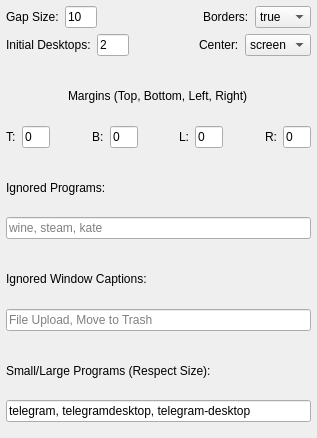
First picture: the form in contents/ui/config.ui, repository Jazqa/kwin-quarter-tiling, before the edit.
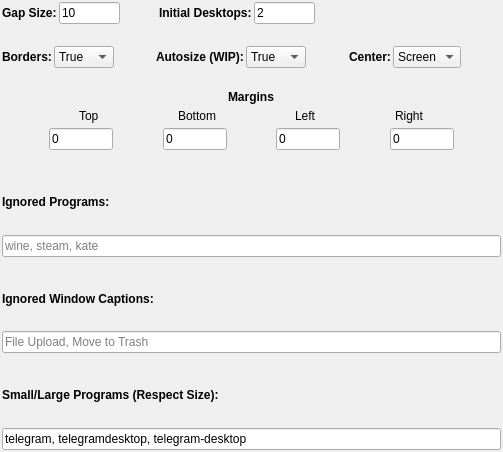
Second picture: the form after the edit.

Commit message: autosize option & new config ui

Patch:
```diff
--- a/contents/ui/config.ui
+++ b/contents/ui/config.ui
@@ -6,51 +6,57 @@
    <rect>
     <x>0</x>
     <y>0</y>
-    <width>317</width>
-    <height>438</height>
+    <width>503</width>
+    <height>452</height>
    </rect>
   </property>
+  <property name="sizePolicy">
+   <sizepolicy hsizetype="Expanding" vsizetype="Fixed">
+    <horstretch>0</horstretch>
+    <verstretch>0</verstretch>
+   </sizepolicy>
+  </property>
   <property name="windowTitle">
    <string>Quarter Tiling</string>
   </property>
   <layout class="QVBoxLayout" name="verticalLayout_2">
    <property name="spacing">
-    <number>6</number>
+    <number>2</number>
+   </property>
+   <property name="sizeConstraint">
+    <enum>QLayout::SetDefaultConstraint</enum>
    </property>
    <property name="leftMargin">
-    <number>6</number>
+    <number>2</number>
    </property>
    <property name="topMargin">
-    <number>6</number>
+    <number>2</number>
    </property>
    <property name="rightMargin">
-    <number>6</number>
+    <number>2</number>
    </property>
    <property name="bottomMargin">
-    <number>6</number>
+    <number>2</number>
    </property>
    <item>
-    <layout class="QVBoxLayout" name="verticalLayout_4">
+    <layout class="QVBoxLayout" name="verticalLayout">
+     <property name="topMargin">
+      <number>0</number>
+     </property>
      <item>
-      <layout class="QHBoxLayout" name="horizontalLayout_5">
+      <layout class="QHBoxLayout" name="horizontalLayout">
        <item>
         <widget class="QLabel" name="gapLabel">
          <property name="text">
-          <string>Gap Size:</string>
+          <string>&lt;b&gt;Gap Size:&lt;/b&gt;</string>
          </property>
         </widget>
        </item>
        <item>
         <widget class="QLineEdit" name="kcfg_gap">
-         <property name="minimumSize">
-          <size>
-           <width>32</width>
-           <height>0</height>
-          </size>
-         </property>
          <property name="maximumSize">
           <size>
-           <width>32</width>
+           <width>64</width>
            <height>16777215</height>
           </size>
          </property>
@@ -60,7 +66,7 @@
         </widget>
        </item>
        <item>
-        <spacer name="horizontalSpacer_7">
+        <spacer name="horizontalSpacer_3">
          <property name="orientation">
           <enum>Qt::Horizontal</enum>
          </property>
@@ -72,35 +78,10 @@
          </property>
         </spacer>
        </item>
-       <item>
-        <widget class="QLabel" name="noBordersLabel">
-         <property name="text">
-          <string>Borders:</string>
-         </property>
-        </widget>
-       </item>
-       <item>
-        <widget class="QComboBox" name="kcfg_noBorders">
-         <item>
-          <property name="text">
-           <string>true</string>
-          </property>
-         </item>
-         <item>
-          <property name="text">
-           <string>false</string>
-          </property>
-         </item>
-        </widget>
-       </item>
-      </layout>
-     </item>
-     <item>
-      <layout class="QHBoxLayout" name="horizontalLayout_7">
        <item>
         <widget class="QLabel" name="numDesksLabel">
          <property name="text">
-          <string>Initial Desktops:</string>
+          <string>&lt;b&gt;Initial Desktops:&lt;/b&gt;</string>
          </property>
         </widget>
        </item>
@@ -108,7 +89,7 @@
         <widget class="QLineEdit" name="kcfg_numDesks">
          <property name="maximumSize">
           <size>
-           <width>32</width>
+           <width>64</width>
            <height>16777215</height>
           </size>
          </property>
@@ -118,7 +99,7 @@
         </widget>
        </item>
        <item>
-        <spacer name="horizontalSpacer_6">
+        <spacer name="horizontalSpacer_17">
          <property name="orientation">
           <enum>Qt::Horizontal</enum>
          </property>
@@ -131,80 +112,103 @@
         </spacer>
        </item>
        <item>
-        <widget class="QLabel" name="label_6">
-         <property name="text">
-          <string>Center:</string>
+        <spacer name="horizontalSpacer_18">
+         <property name="orientation">
+          <enum>Qt::Horizontal</enum>
          </property>
-        </widget>
+         <property name="sizeHint" stdset="0">
+          <size>
+           <width>40</width>
+           <height>20</height>
+          </size>
+         </property>
+        </spacer>
        </item>
        <item>
-        <widget class="QComboBox" name="kcfg_tileTo">
-         <property name="currentIndex">
-          <number>0</number>
+        <spacer name="horizontalSpacer_16">
+         <property name="orientation">
+          <enum>Qt::Horizontal</enum>
          </property>
-         <item>
-          <property name="text">
-           <string>screen</string>
-          </property>
+         <property name="sizeHint" stdset="0">
+          <size>
+           <width>40</width>
+           <height>20</height>
+          </size>
+         </property>
+        </spacer>
          </item>
          <item>
-          <property name="text">
-           <string>tile</string>
-          </property>
-         </item>
-        </widget>
-       </item>
-      </layout>
-     </item>
-    </layout>
-   </item>
+        <spacer name="horizontalSpacer_2">
+         <property name="orientation">
+          <enum>Qt::Horizontal</enum>
+         </property>
+         <property name="sizeHint" stdset="0">
+          <size>
+           <width>40</width>
+           <height>20</height>
+          </size>
+         </property>
+        </spacer>
+       </item>
    <item>
-    <spacer name="verticalSpacer_2">
+        <spacer name="horizontalSpacer_7">
      <property name="orientation">
       <enum>Qt::Horizontal</enum>
      </property>
      <property name="sizeHint" stdset="0">
       <size>
        <width>40</width>
-       <height>10</height>
+           <height>20</height>
       </size>
      </property>
     </spacer>
    </item>
-   <item alignment="Qt::AlignHCenter">
-    <widget class="QLabel" name="marginsLabel">
-     <property name="text">
-      <string>Margins (Top, Bottom, Left, Right)</string>
-     </property>
-    </widget>
+      </layout>
+     </item>
+     <item>
+      <spacer name="verticalSpacer_5">
+       <property name="orientation">
+        <enum>Qt::Vertical</enum>
+       </property>
+       <property name="sizeType">
+        <enum>QSizePolicy::Fixed</enum>
+       </property>
+       <property name="sizeHint" stdset="0">
+        <size>
+         <width>20</width>
+         <height>20</height>
+        </size>
+       </property>
+      </spacer>
    </item>
    <item>
-    <layout class="QHBoxLayout" name="horizontalLayout">
+      <layout class="QHBoxLayout" name="horizontalLayout_4">
      <property name="topMargin">
       <number>0</number>
      </property>
      <item>
       <widget class="QLabel" name="label">
        <property name="text">
-        <string>T:</string>
+          <string>&lt;b&gt;Borders:&lt;/b&gt;</string>
        </property>
       </widget>
      </item>
      <item>
-      <widget class="QLineEdit" name="kcfg_mt">
-       <property name="maximumSize">
-        <size>
-         <width>32</width>
-         <height>16777215</height>
-        </size>
-       </property>
+        <widget class="QComboBox" name="kcfg_borders">
+         <item>
+          <property name="text">
+           <string>True</string>
+          </property>
+         </item>
+         <item>
        <property name="text">
-        <string>0</string>
-       </property>
+           <string>False</string>
+          </property>
+         </item>
       </widget>
      </item>
      <item>
-      <spacer name="horizontalSpacer_3">
+        <spacer name="horizontalSpacer">
        <property name="orientation">
         <enum>Qt::Horizontal</enum>
        </property>
@@ -219,25 +223,160 @@
      <item>
       <widget class="QLabel" name="label_2">
        <property name="text">
-        <string>B:</string>
+          <string>&lt;html&gt;&lt;head/&gt;&lt;body&gt;&lt;p&gt;&lt;span style=&quot; font-weight:600;&quot;&gt;Autosize (WIP):&lt;/span&gt;&lt;/p&gt;&lt;/body&gt;&lt;/html&gt;</string>
        </property>
       </widget>
      </item>
      <item>
-      <widget class="QLineEdit" name="kcfg_mb">
-       <property name="maximumSize">
+        <widget class="QComboBox" name="kcfg_autoSize">
+         <item>
+          <property name="text">
+           <string>True</string>
+          </property>
+         </item>
+         <item>
+          <property name="text">
+           <string>False</string>
+          </property>
+         </item>
+        </widget>
+       </item>
+       <item>
+        <spacer name="horizontalSpacer_20">
+         <property name="orientation">
+          <enum>Qt::Horizontal</enum>
+         </property>
+         <property name="sizeHint" stdset="0">
         <size>
-         <width>32</width>
-         <height>16777215</height>
-        </size>
-       </property>
+           <width>40</width>
+           <height>20</height>
+          </size>
+         </property>
+        </spacer>
+       </item>
+       <item>
+        <widget class="QLabel" name="label_7">
        <property name="text">
-        <string>0</string>
+          <string>&lt;b&gt;Center:&lt;/b&gt;</string>
        </property>
       </widget>
      </item>
      <item>
-      <spacer name="horizontalSpacer_4">
+        <widget class="QComboBox" name="kcfg_centerTo">
+         <item>
+          <property name="text">
+           <string>Screen</string>
+          </property>
+         </item>
+         <item>
+          <property name="text">
+           <string>Tile</string>
+          </property>
+         </item>
+        </widget>
+       </item>
+       <item>
+        <spacer name="horizontalSpacer_8">
+         <property name="orientation">
+          <enum>Qt::Horizontal</enum>
+         </property>
+         <property name="sizeHint" stdset="0">
+          <size>
+           <width>10</width>
+           <height>20</height>
+          </size>
+         </property>
+        </spacer>
+       </item>
+      </layout>
+     </item>
+     <item>
+      <spacer name="verticalSpacer_4">
+       <property name="orientation">
+        <enum>Qt::Vertical</enum>
+       </property>
+       <property name="sizeType">
+        <enum>QSizePolicy::Fixed</enum>
+       </property>
+       <property name="sizeHint" stdset="0">
+        <size>
+         <width>20</width>
+         <height>20</height>
+        </size>
+       </property>
+      </spacer>
+     </item>
+     <item alignment="Qt::AlignHCenter">
+      <widget class="QLabel" name="label_8">
+       <property name="text">
+        <string>&lt;b&gt;Margins&lt;/b&gt;</string>
+       </property>
+      </widget>
+     </item>
+     <item>
+      <layout class="QHBoxLayout" name="horizontalLayout_2">
+       <item>
+        <spacer name="horizontalSpacer_12">
+         <property name="orientation">
+          <enum>Qt::Horizontal</enum>
+         </property>
+         <property name="sizeHint" stdset="0">
+          <size>
+           <width>10</width>
+           <height>20</height>
+          </size>
+         </property>
+        </spacer>
+       </item>
+       <item>
+        <widget class="QLabel" name="label_6">
+         <property name="text">
+          <string>Top</string>
+         </property>
+        </widget>
+       </item>
+       <item>
+        <spacer name="horizontalSpacer_11">
+         <property name="orientation">
+          <enum>Qt::Horizontal</enum>
+         </property>
+         <property name="sizeHint" stdset="0">
+          <size>
+           <width>40</width>
+           <height>20</height>
+          </size>
+         </property>
+        </spacer>
+       </item>
+       <item>
+        <widget class="QLabel" name="label_5">
+         <property name="text">
+          <string>Bottom</string>
+         </property>
+        </widget>
+       </item>
+       <item>
+        <spacer name="horizontalSpacer_10">
+         <property name="orientation">
+          <enum>Qt::Horizontal</enum>
+         </property>
+         <property name="sizeHint" stdset="0">
+          <size>
+           <width>40</width>
+           <height>20</height>
+          </size>
+         </property>
+        </spacer>
+       </item>
+       <item>
+        <widget class="QLabel" name="label_4">
+         <property name="text">
+          <string>Left</string>
+         </property>
+        </widget>
+       </item>
+       <item>
+        <spacer name="horizontalSpacer_9">
        <property name="orientation">
         <enum>Qt::Horizontal</enum>
        </property>
@@ -252,15 +391,71 @@
      <item>
       <widget class="QLabel" name="label_3">
        <property name="text">
-        <string>L:</string>
+          <string>Right</string>
        </property>
       </widget>
      </item>
      <item>
-      <widget class="QLineEdit" name="kcfg_ml">
+        <spacer name="horizontalSpacer_13">
+         <property name="orientation">
+          <enum>Qt::Horizontal</enum>
+         </property>
+         <property name="sizeHint" stdset="0">
+          <size>
+           <width>10</width>
+           <height>20</height>
+          </size>
+         </property>
+        </spacer>
+       </item>
+      </layout>
+     </item>
+     <item>
+      <layout class="QHBoxLayout" name="horizontalLayout_5">
+       <item>
+        <spacer name="horizontalSpacer_14">
+         <property name="orientation">
+          <enum>Qt::Horizontal</enum>
+         </property>
+         <property name="sizeHint" stdset="0">
+          <size>
+           <width>10</width>
+           <height>20</height>
+          </size>
+         </property>
+        </spacer>
+       </item>
+       <item>
+        <widget class="QLineEdit" name="kcfg_mt">
        <property name="maximumSize">
         <size>
-         <width>32</width>
+           <width>64</width>
+           <height>16777215</height>
+          </size>
+         </property>
+         <property name="text">
+          <string>0</string>
+         </property>
+        </widget>
+       </item>
+       <item>
+        <spacer name="horizontalSpacer_4">
+         <property name="orientation">
+          <enum>Qt::Horizontal</enum>
+         </property>
+         <property name="sizeHint" stdset="0">
+          <size>
+           <width>40</width>
+           <height>20</height>
+          </size>
+         </property>
+        </spacer>
+       </item>
+       <item>
+        <widget class="QLineEdit" name="kcfg_mb">
+         <property name="maximumSize">
+          <size>
+           <width>64</width>
          <height>16777215</height>
         </size>
        </property>
@@ -283,17 +478,36 @@
       </spacer>
      </item>
      <item>
-      <widget class="QLabel" name="label_4">
+        <widget class="QLineEdit" name="kcfg_ml">
+         <property name="maximumSize">
+          <size>
+           <width>64</width>
+           <height>16777215</height>
+          </size>
+         </property>
        <property name="text">
-        <string>R:</string>
+          <string>0</string>
        </property>
       </widget>
      </item>
+       <item>
+        <spacer name="horizontalSpacer_6">
+         <property name="orientation">
+          <enum>Qt::Horizontal</enum>
+         </property>
+         <property name="sizeHint" stdset="0">
+          <size>
+           <width>40</width>
+           <height>20</height>
+          </size>
+         </property>
+        </spacer>
+       </item>
      <item>
       <widget class="QLineEdit" name="kcfg_mr">
        <property name="maximumSize">
         <size>
-         <width>32</width>
+           <width>64</width>
          <height>16777215</height>
         </size>
        </property>
@@ -302,17 +516,35 @@
        </property>
       </widget>
      </item>
-    </layout>
-   </item>
    <item>
-    <spacer name="verticalSpacer_4">
+        <spacer name="horizontalSpacer_15">
      <property name="orientation">
       <enum>Qt::Horizontal</enum>
      </property>
      <property name="sizeHint" stdset="0">
       <size>
-       <width>40</width>
-       <height>10</height>
+           <width>10</width>
+           <height>20</height>
+          </size>
+         </property>
+        </spacer>
+       </item>
+      </layout>
+     </item>
+    </layout>
+   </item>
+   <item>
+    <spacer name="verticalSpacer">
+     <property name="orientation">
+      <enum>Qt::Vertical</enum>
+     </property>
+     <property name="sizeType">
+      <enum>QSizePolicy::Fixed</enum>
+     </property>
+     <property name="sizeHint" stdset="0">
+      <size>
+       <width>20</width>
+       <height>20</height>
       </size>
      </property>
     </spacer>
@@ -320,7 +552,7 @@
    <item>
     <widget class="QLabel" name="ignoredProgramsLabel">
      <property name="text">
-      <string>Ignored Programs:</string>
+      <string>&lt;b&gt;Ignored Programs:&lt;/b&gt;</string>
      </property>
     </widget>
    </item>
@@ -335,13 +567,16 @@
     </widget>
    </item>
    <item>
-    <spacer name="horizontalSpacer">
+    <spacer name="verticalSpacer_2">
      <property name="orientation">
-      <enum>Qt::Horizontal</enum>
+      <enum>Qt::Vertical</enum>
+     </property>
+     <property name="sizeType">
+      <enum>QSizePolicy::Fixed</enum>
      </property>
      <property name="sizeHint" stdset="0">
       <size>
-       <width>40</width>
+       <width>20</width>
        <height>10</height>
       </size>
      </property>
@@ -350,7 +585,7 @@
    <item>
     <widget class="QLabel" name="ignoredCaptionsLabel">
      <property name="text">
-      <string>Ignored Window Captions:</string>
+      <string>&lt;b&gt;Ignored Window Captions:&lt;/b&gt;</string>
      </property>
     </widget>
    </item>
@@ -365,22 +600,25 @@
     </widget>
    </item>
    <item>
-    <spacer name="horizontalSpacer_2">
+    <spacer name="verticalSpacer_3">
      <property name="orientation">
-      <enum>Qt::Horizontal</enum>
+      <enum>Qt::Vertical</enum>
+     </property>
+     <property name="sizeType">
+      <enum>QSizePolicy::Fixed</enum>
      </property>
      <property name="sizeHint" stdset="0">
       <size>
-       <width>40</width>
+       <width>20</width>
        <height>10</height>
       </size>
      </property>
     </spacer>
    </item>
    <item>
-    <widget class="QLabel" name="label_5">
+    <widget class="QLabel" name="fixedProgramsLabel">
      <property name="text">
-      <string>Small/Large Programs (Respect Size):</string>
+      <string>&lt;html&gt;&lt;head/&gt;&lt;body&gt;&lt;p&gt;&lt;span style=&quot; font-weight:600;&quot;&gt;Small/Large Programs (Respect Size):&lt;/span&gt;&lt;/p&gt;&lt;/body&gt;&lt;/html&gt;</string>
      </property>
     </widget>
    </item>
@@ -394,19 +632,6 @@
      </property>
     </widget>
    </item>
-   <item>
-    <spacer name="verticalSpacer_5">
-     <property name="orientation">
-      <enum>Qt::Horizontal</enum>
-     </property>
-     <property name="sizeHint" stdset="0">
-      <size>
-       <width>40</width>
-       <height>10</height>
-      </size>
-     </property>
-    </spacer>
-   </item>
   </layout>
  </widget>
  <resources/>
```
Lines whose indentation alone changed are shown as unchanged. The commit also changes 2 other files.
